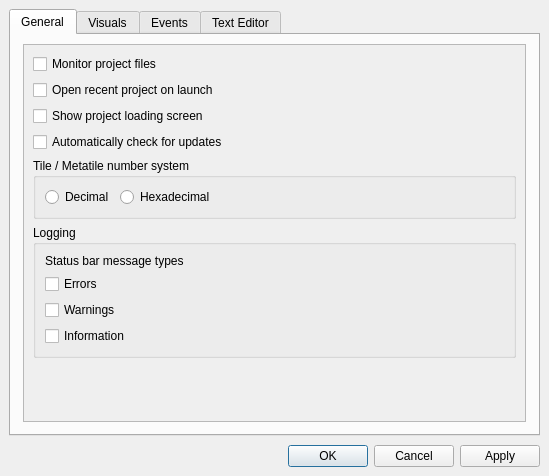
PMArkive/porymap, file forms/preferenceeditor.ui: the form before one commit.
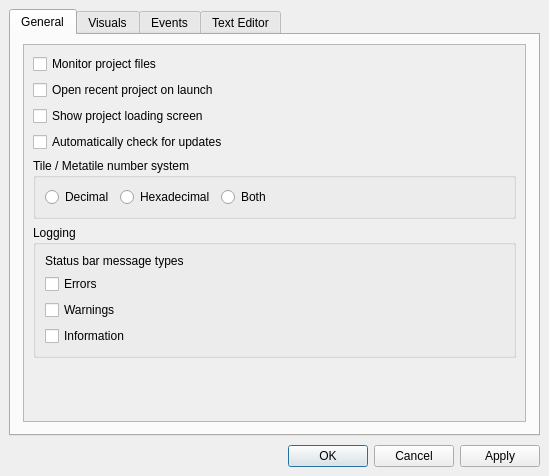
The form after the commit. Custom widgets are drawn as their Qt base class.

Commit message: Display decimal tile/metatile IDs alongside hex by default

```diff
--- a/forms/preferenceeditor.ui
+++ b/forms/preferenceeditor.ui
@@ -122,6 +122,16 @@
                  </property>
                 </widget>
                </item>
+               <item>
+                <widget class="QRadioButton" name="radioButton_DecimalHexadecimal">
+                 <property name="toolTip">
+                  <string>&lt;html&gt;&lt;head/&gt;&lt;body&gt;&lt;p&gt;If checked, tile IDs and metatile IDs will be displayed as &amp;quot;&amp;lt;hexadecimal&amp;gt; (&amp;lt;decimal&amp;gt;)&amp;quot;&lt;/p&gt;&lt;/body&gt;&lt;/html&gt;</string>
+                 </property>
+                 <property name="text">
+                  <string>Both</string>
+                 </property>
+                </widget>
+               </item>
                <item>
                 <spacer name="horizontalSpacer">
                  <property name="orientation">
```
The commit also changes 6 other files.
